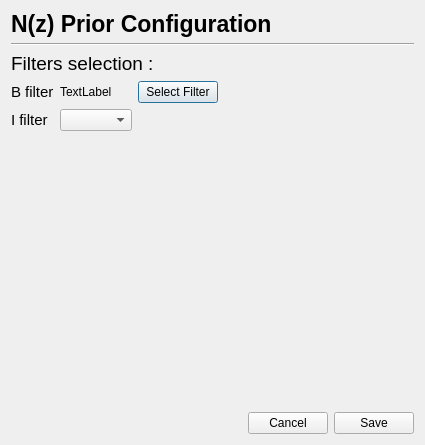
First picture: the form in PhzQtUI/auxdir/PhzQtUI/DialogNz.ui, repository astrorama/Phosphoros, before the edit.
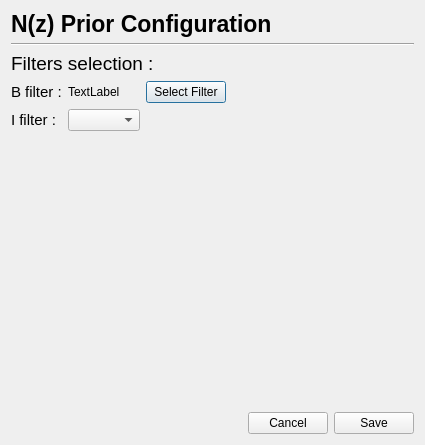
Second picture: the form after the edit.

```diff
--- a/PhzQtUI/auxdir/PhzQtUI/DialogNz.ui
+++ b/PhzQtUI/auxdir/PhzQtUI/DialogNz.ui
@@ -96,7 +96,7 @@
           </font>
          </property>
          <property name="text">
-          <string>B filter</string>
+          <string>B filter :</string>
          </property>
         </widget>
        </item>
@@ -122,7 +122,7 @@
           </font>
          </property>
          <property name="text">
-          <string>I filter</string>
+          <string>I filter :</string>
          </property>
         </widget>
        </item>
```
Left out of the diff: 2 changed lines with no effect on the pictures.
